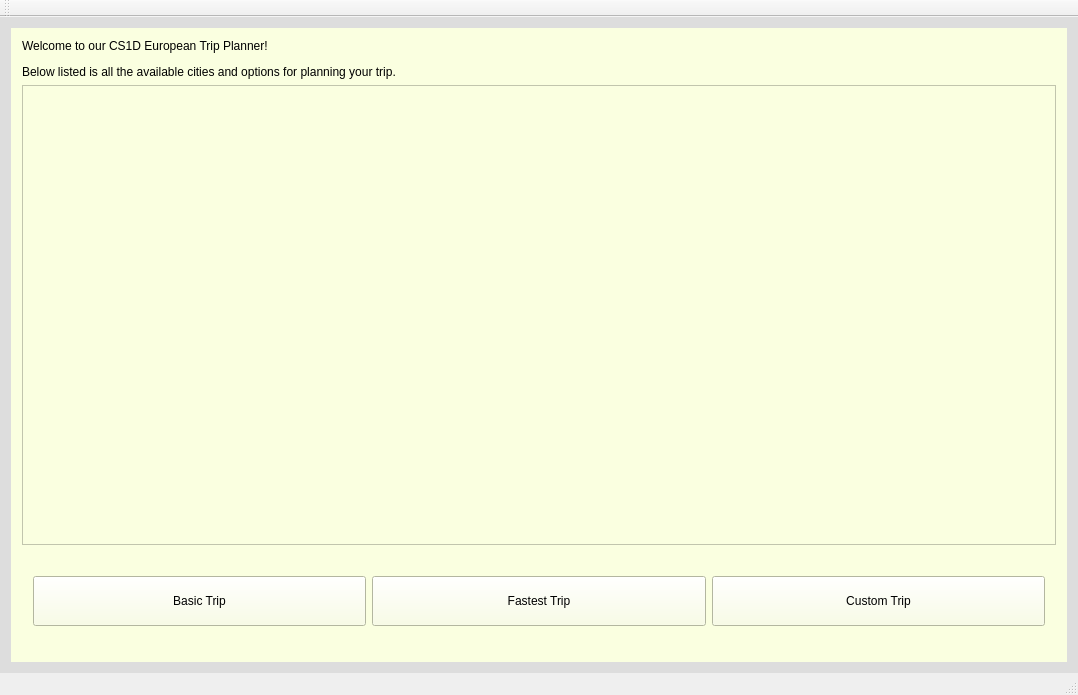
Above: mainwindow.ui from The-afroman/CS1D-vacation-project before the change. Below: the same form after it.
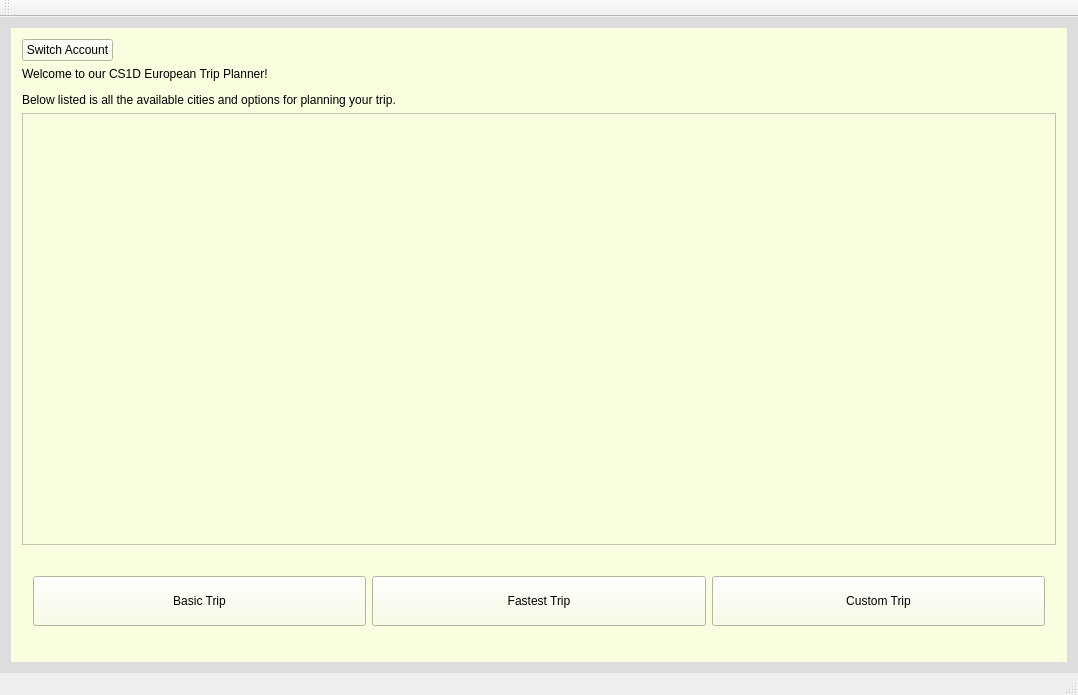
That is the form after the change.

Commit message:
Added Switch Account button
Switch account will allow easy switching from main page to admin panel in case we are requested to switch between the two. No other file was modified

```diff
--- a/mainwindow.ui
+++ b/mainwindow.ui
@@ -44,7 +44,21 @@
       </property>
       <widget class="QWidget" name="page">
        <layout class="QGridLayout" name="gridLayout_2">
-        <item row="3" column="0">
+        <item row="2" column="0">
+         <widget class="QLabel" name="label_2">
+          <property name="styleSheet">
+           <string notr="true">font: 75 22pt &quot;Times New Roman&quot;;
+</string>
+          </property>
+          <property name="text">
+           <string>&lt;html&gt;&lt;head/&gt;&lt;body&gt;&lt;p&gt;&lt;span style=&quot; font-weight:400; color:#000000;&quot;&gt;Welcome to our CS1D European Trip Planner! &lt;/span&gt;&lt;/p&gt;&lt;p&gt;&lt;span style=&quot; font-weight:400; color:#000000;&quot;&gt;Below listed is all the available cities and options for planning your trip.&lt;/span&gt;&lt;/p&gt;&lt;/body&gt;&lt;/html&gt;</string>
+          </property>
+          <property name="scaledContents">
+           <bool>true</bool>
+          </property>
+         </widget>
+        </item>
+        <item row="4" column="0">
          <widget class="QWidget" name="widget" native="true">
           <property name="minimumSize">
            <size>
@@ -113,7 +127,7 @@
           </layout>
          </widget>
         </item>
-        <item row="2" column="0">
+        <item row="3" column="0">
          <widget class="QListWidget" name="listWidget">
           <property name="maximumSize">
            <size>
@@ -127,16 +141,15 @@
          </widget>
         </item>
         <item row="1" column="0">
-         <widget class="QLabel" name="label_2">
-          <property name="styleSheet">
-           <string notr="true">font: 75 22pt &quot;Times New Roman&quot;;
-</string>
+         <widget class="QPushButton" name="pushButton">
+          <property name="sizePolicy">
+           <sizepolicy hsizetype="Fixed" vsizetype="Fixed">
+            <horstretch>0</horstretch>
+            <verstretch>0</verstretch>
+           </sizepolicy>
           </property>
           <property name="text">
-           <string>&lt;html&gt;&lt;head/&gt;&lt;body&gt;&lt;p&gt;&lt;span style=&quot; font-weight:400; color:#000000;&quot;&gt;Welcome to our CS1D European Trip Planner! &lt;/span&gt;&lt;/p&gt;&lt;p&gt;&lt;span style=&quot; font-weight:400; color:#000000;&quot;&gt;Below listed is all the available cities and options for planning your trip.&lt;/span&gt;&lt;/p&gt;&lt;/body&gt;&lt;/html&gt;</string>
-          </property>
-          <property name="scaledContents">
-           <bool>true</bool>
+           <string>Switch Account</string>
           </property>
          </widget>
         </item>
```
Left out of the diff: 2 changed lines with no effect on the pictures. The commit also changes 2 other files.
